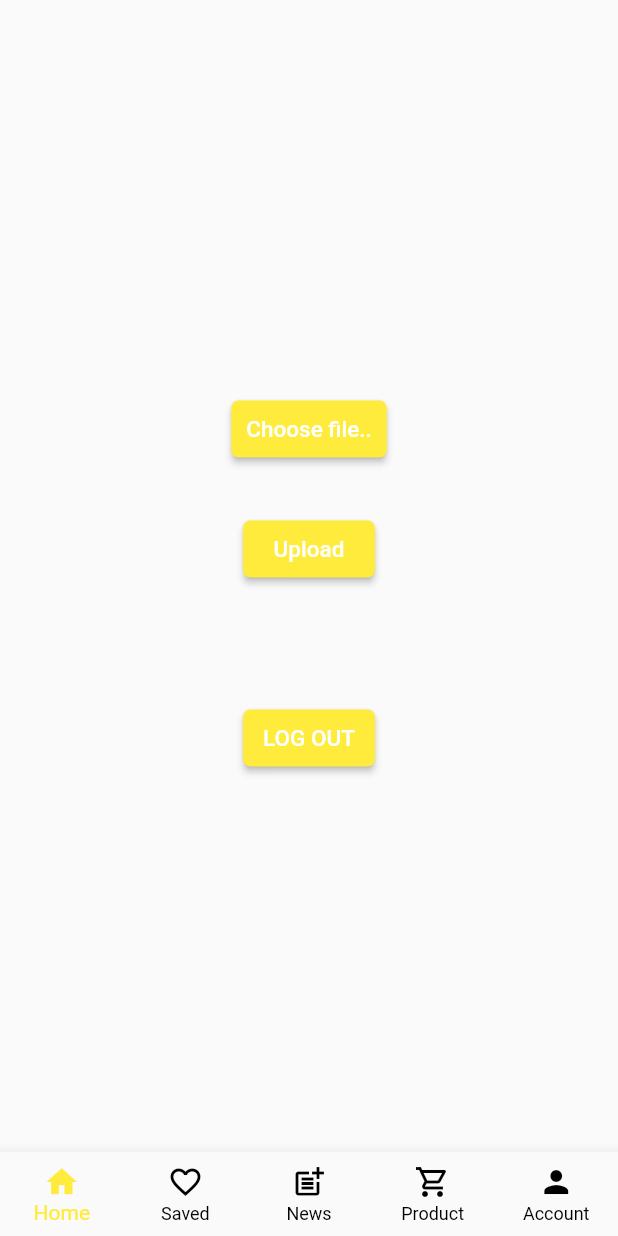
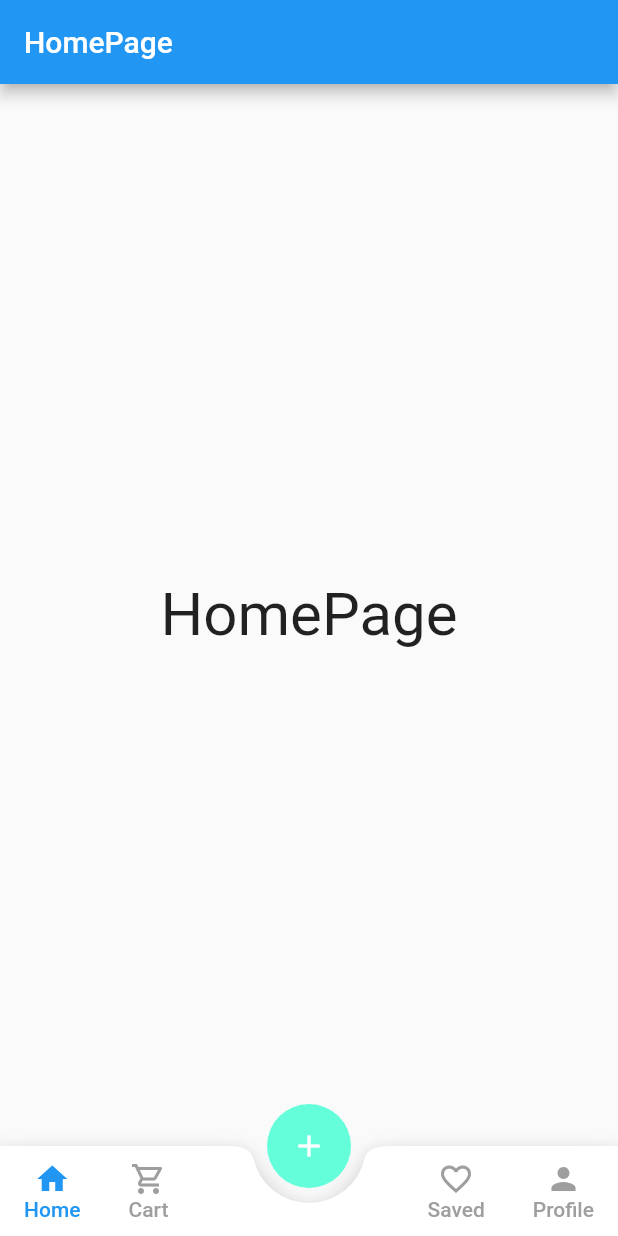
Before and after one commit to tienle07/Secondhand_app, a Flutter app: the screen it shows once a user with an empty profile is signed in, on a phone screen of 412 x 824 dp. Run offline on Flutter 3.47's test engine with Material 2 defaults, Android fonts, the phone set to English and light mode, and no system bars; our stand-ins replace file_picker, firebase_auth, firebase_core, firebase_messaging, firebase_storage, flutter_signin_button and 1 more; accounts and stored records are empty.

Commit message:
update navigation bar and add page

```diff
--- a/lib/authentication/auth_service.dart
+++ b/lib/authentication/auth_service.dart
@@ -1,8 +1,9 @@
 import 'package:firebase_auth/firebase_auth.dart';
 import 'package:flutter/cupertino.dart';
 import 'package:google_sign_in/google_sign_in.dart';
-import 'package:second_hand_app/pages/home_page.dart';
-import 'package:second_hand_app/pages/login.dart';
+import 'package:second_hand_app/pages/home.dart';
+import 'package:second_hand_app/user/user_main.dart';
+import 'package:second_hand_app/user/login.dart';
 
 class AuthService {
 
@@ -31,7 +32,7 @@ class AuthService {
         stream: FirebaseAuth.instance.authStateChanges(),
         builder: (BuildContext context, snapshot) {
           if (snapshot.hasData) {
-            return HomePage();
+            return const UserMain();
           } else {
             return const LoginPage();
           }
--- a/lib/main.dart
+++ b/lib/main.dart
@@ -40,7 +40,7 @@ Future<void> main() async {
 }
 
 class MyApp extends StatelessWidget {
-  // This widget is the root of your application.
+
   @override
   Widget build(BuildContext context) {
     return MaterialApp(
--- /dev/null
+++ b/lib/pages/cart.dart
@@ -0,0 +1,20 @@
+import 'package:flutter/material.dart';
+
+class Cart extends StatefulWidget {
+  const Cart({Key? key}) : super(key: key);
+
+  @override
+  State<Cart> createState() => _CartState();
+}
+
+class _CartState extends State<Cart> {
+  @override
+  Widget build(BuildContext context) {
+    return Scaffold(
+      appBar: AppBar(title: const Text('Cart')),
+      body: const Center(
+        child: Text('Cart', style: TextStyle(fontSize: 40)),
+      ),
+    );
+  }
+}
--- /dev/null
+++ b/lib/pages/home.dart
@@ -0,0 +1,21 @@
+
+import 'package:flutter/material.dart';
+
+class HomePage extends StatefulWidget {
+  const HomePage({Key? key}) : super(key: key);
+
+  @override
+  State<HomePage> createState() => _HomeState();
+}
+
+class _HomeState extends State<HomePage> {
+  @override
+  Widget build(BuildContext context) {
+    return Scaffold(
+      appBar: AppBar(title: const Text('HomePage')),
+      body: const Center(
+        child: Text('HomePage', style: TextStyle(fontSize: 40)),
+      ),
+    );
+  }
+}
--- a/lib/pages/home_page.dart
+++ b/lib/pages/profile.dart
@@ -1,18 +1,19 @@
 import 'dart:io';
-
 import 'package:file_picker/file_picker.dart';
 import 'package:firebase_auth/firebase_auth.dart';
+import 'package:firebase_storage/firebase_storage.dart';
 import 'package:flutter/material.dart';
-
-import 'package:firebase_storage/firebase_storage.dart';
 import 'package:second_hand_app/authentication/auth_service.dart';
 
-class HomePage extends StatefulWidget {
+class Profile extends StatefulWidget {
+  const Profile({Key? key}) : super(key: key);
+
   @override
-  _HomePageState createState() => _HomePageState();
+  State<Profile> createState() => _ProfileState();
 }
 
-class _HomePageState extends State<HomePage> {
+class _ProfileState extends State<Profile> {
+
   final user = FirebaseAuth.instance.currentUser;
   PlatformFile? pickedFile;
   UploadTask? uploadTask;
@@ -38,14 +39,15 @@ class _HomePageState extends State<HomePage> {
 
   @override
   Widget build(BuildContext context) {
+    // return Scaffold(
+    //   appBar: AppBar(title: const Text('Profile Screens')),
+    //   body: const Center(
+    //     child: Text('Profile Screen', style: TextStyle(fontSize: 40)),
+    //   ),
+    // );
+
     return Scaffold(
-      // appBar: AppBar(
-      //   title: Row(
-      //     mainAxisAlignment: MainAxisAlignment.spaceBetween,
-      //     children: [
-      //       const Text("Welcome User"),
-      //    ),
-      // ),
+
       body: Center(
         child: Column(
           mainAxisAlignment: MainAxisAlignment.center,
@@ -120,40 +122,11 @@ class _HomePageState extends State<HomePage> {
               ),
               onPressed: () {
                 AuthService().signOut();
-              },
+               },
             ),
           ],
         ),
       ),
-      bottomNavigationBar: BottomNavigationBar(
-        type: BottomNavigationBarType.fixed,
-        items: const <BottomNavigationBarItem>[
-          BottomNavigationBarItem(
-            icon: Icon(Icons.home),
-            label: 'Home',
-          ),
-          BottomNavigationBarItem(
-            icon: Icon(Icons.favorite_border),
-            label: 'Saved',
-          ),
-          BottomNavigationBarItem(
-            icon: Icon(Icons.post_add_outlined),
-            label: 'News',
-          ),
-          BottomNavigationBarItem(
-            icon: Icon(Icons.shopping_cart_outlined),
-            label: 'Product',
-          ),
-          BottomNavigationBarItem(
-            icon: Icon(Icons.person),
-            label: 'Account',
-          ),
-        ],
-        //currentIndex: _selectedIndex,
-        selectedItemColor: Colors.yellow,
-        unselectedItemColor: Colors.black,
-        //onTap: _onItemTapped,
-      ),
     );
   }
 }
--- /dev/null
+++ b/lib/user/user_main.dart
@@ -0,0 +1,321 @@
+import 'package:flutter/material.dart';
+import 'package:second_hand_app/pages/cart.dart';
+import 'package:second_hand_app/pages/home.dart';
+import 'package:second_hand_app/pages/profile.dart';
+import 'package:second_hand_app/pages/saved.dart';
+
+class UserMain extends StatefulWidget {
+  const UserMain({Key? key}) : super(key: key);
+
+  @override
+  State<UserMain> createState() => _UserMainState();
+}
+
+class _UserMainState extends State<UserMain> {
+  int currentTab = 0;
+  final List<Widget> screens = [
+    const HomePage(),
+    const Cart(),
+    const Saved(),
+    const Profile(),
+  ];
+  final PageStorageBucket bucket = PageStorageBucket();
+  Widget currentScreen = const HomePage();
+
+  @override
+  Widget build(BuildContext context) {
+    return Scaffold(
+      body: PageStorage(
+        bucket: bucket,
+        child: currentScreen,
+      ),
+      floatingActionButton: FloatingActionButton(
+        backgroundColor: Colors.tealAccent,
+        splashColor: Colors.amberAccent,
+        onPressed: () {},
+        elevation: 0,
+        child: const Icon(Icons.add),
+      ),
+      floatingActionButtonLocation: FloatingActionButtonLocation.centerDocked,
+      bottomNavigationBar: BottomAppBar(
+        shape: const CircularNotchedRectangle(),
+        notchMargin: 10,
+        child: SizedBox(
+          height: 60,
+          child: Row(
+            mainAxisAlignment: MainAxisAlignment.spaceBetween,
+            children: <Widget>[
+              Row(
+                crossAxisAlignment: CrossAxisAlignment.start,
+                children: [
+                  MaterialButton(
+                    minWidth: 40,
+                    onPressed: () {
+                      setState(() {
+                        currentScreen = const HomePage();
+                        currentTab = 0;
+                      });
+                    },
+                    child: Column(
+                      mainAxisAlignment: MainAxisAlignment.center,
+                      children: [
+                        Icon(
+                          Icons.home,
+                          color: currentTab == 0 ? Colors.blue : Colors.grey,
+                        ),
+                        Text(
+                          'Home',
+                          style: TextStyle(
+                              color:
+                                  currentTab == 0 ? Colors.blue : Colors.grey),
+                        )
+                      ],
+                    ),
+                  ),
+                  MaterialButton(
+                    minWidth: 40,
+                    onPressed: () {
+                      setState(() {
+                        currentScreen = const Cart();
+                        currentTab = 1;
+                      });
+                    },
+                    child: Column(
+                      mainAxisAlignment: MainAxisAlignment.center,
+                      children: [
+                        Icon(
+                          Icons.shopping_cart_outlined,
+                          color: currentTab == 1 ? Colors.blue : Colors.grey,
+                        ),
+                        Text(
+                          'Cart',
+                          style: TextStyle(
+                              color:
+                                  currentTab == 1 ? Colors.blue : Colors.grey),
+                        )
+                      ],
+                    ),
+                  )
+                ],
+              ),
+              // Right Tab Bar Icons
+              Row(
+                crossAxisAlignment: CrossAxisAlignment.start,
+                children: [
+                  MaterialButton(
+                    minWidth: 40,
+                    onPressed: () {
+                      setState(() {
+                        currentScreen = const Saved();
+                        currentTab = 2;
+                      });
+                    },
+                    child: Column(
+                      mainAxisAlignment: MainAxisAlignment.center,
+                      children: [
+                        Icon(
+                          Icons.favorite_border,
+                          color: currentTab == 2 ? Colors.blue : Colors.grey,
+                        ),
+                        Text(
+                          'Saved',
+                          style: TextStyle(
+                              color:
+                                  currentTab == 2 ? Colors.blue : Colors.grey),
+                        )
+                      ],
+                    ),
+                  ),
+                  MaterialButton(
+                    minWidth: 40,
+                    onPressed: () {
+                      setState(() {
+                        currentScreen = const Profile();
+                        currentTab = 3;
+                      });
+                    },
+                    child: Column(
+                      mainAxisAlignment: MainAxisAlignment.center,
+                      children: [
+                        Icon(
+                          Icons.person,
+                          color: currentTab == 3 ? Colors.blue : Colors.grey,
+                        ),
+                        Text(
+                          'Profile',
+                          style: TextStyle(
+                              color:
+                                  currentTab == 3 ? Colors.blue : Colors.grey),
+                        )
+                      ],
+                    ),
+                  )
+                ],
+              )
+            ],
+          ),
+        ),
+      ),
+    );
+  }
+}
+
+// import 'dart:io';
+//
+// import 'package:file_picker/file_picker.dart';
+// import 'package:firebase_auth/firebase_auth.dart';
+// import 'package:flutter/material.dart';
+//
+// import 'package:firebase_storage/firebase_storage.dart';
+// import 'package:second_hand_app/authentication/auth_service.dart';
+//
+// class HomePage extends StatefulWidget {
+//   @override
+//   _HomePageState createState() => _HomePageState();
+// }
+//
+// class _HomePageState extends State<HomePage> {
+//   final user = FirebaseAuth.instance.currentUser;
+//   PlatformFile? pickedFile;
+//   UploadTask? uploadTask;
+//
+//   Future selectFile() async {
+//     final result = await FilePicker.platform.pickFiles();
+//     if (result == null) return;
+//     setState(() {
+//       pickedFile = result.files.first;
+//     });
+//   }
+//
+//   Future uploadFile() async {
+//     final path = 'assets/images/avatar/${pickedFile!.name}';
+//     final file = File(pickedFile!.path!);
+//     final ref = FirebaseStorage.instance.ref().child(path);
+//     ref.putFile(file);
+//     final snapshot = await uploadTask!.whenComplete(() {});
+//     final urlDownload = await snapshot.ref.getDownloadURL();
+//     print('Download Link: $urlDownload');
+//   }
+//
+//
+//   @override
+//   Widget build(BuildContext context) {
+//     return Scaffold(
+//       // appBar: AppBar(
+//       //   title: Row(
+//       //     mainAxisAlignment: MainAxisAlignment.spaceBetween,
+//       //     children: [
+//       //       const Text("Welcome User"),
+//       //    ),
+//       // ),
+//       body: Center(
+//         child: Column(
+//           mainAxisAlignment: MainAxisAlignment.center,
+//           children: [
+//             if (pickedFile != null)
+//               Expanded(
+//                 child: Container(
+//                   color: Colors.blue[100],
+//                   child: Image.file(
+//                     File(pickedFile!.path!),
+//                     width: double.infinity,
+//                     fit: BoxFit.cover,
+//                   ),
+//                 ),
+//               ),
+//             const SizedBox(
+//               height: 10,
+//             ),
+//             MaterialButton(
+//               padding: const EdgeInsets.all(10),
+//               color: Colors.yellow,
+//               shape: RoundedRectangleBorder(
+//                   borderRadius: BorderRadius.circular(5)),
+//               onPressed: selectFile,
+//               child: const Text(
+//                 'Choose file..',
+//                 style: TextStyle(color: Colors.white, fontSize: 15),
+//               ),
+//             ),
+//             const SizedBox(
+//               height: 32,
+//             ),
+//             MaterialButton(
+//               padding: const EdgeInsets.all(10),
+//               color: Colors.yellow,
+//               shape: RoundedRectangleBorder(
+//                   borderRadius: BorderRadius.circular(5)),
+//               onPressed: uploadFile,
+//               child: const Text(
+//                 'Upload',
+//                 style: TextStyle(color: Colors.white, fontSize: 15),
+//               ),
+//             ),
+//             Text(
+//               FirebaseAuth.instance.currentUser!.displayName!,
+//               style: const TextStyle(
+//                   fontSize: 30,
+//                   fontWeight: FontWeight.bold,
+//                   color: Colors.black87),
+//             ),
+//             const SizedBox(
+//               height: 10,
+//             ),
+//             Text(
+//               FirebaseAuth.instance.currentUser!.email!,
+//               style: const TextStyle(
+//                   fontSize: 20,
+//                   fontWeight: FontWeight.bold,
+//                   color: Colors.black87),
+//             ),
+//             const SizedBox(
+//               height: 10,
+//             ),
+//             MaterialButton(
+//               padding: const EdgeInsets.all(10),
+//               color: Colors.yellow,
+//               shape: RoundedRectangleBorder(
+//                   borderRadius: BorderRadius.circular(5)),
+//               child: const Text(
+//                 'LOG OUT',
+//                 style: TextStyle(color: Colors.white, fontSize: 15),
+//               ),
+//               onPressed: () {
+//                 AuthService().signOut();
+//               },
+//             ),
+//           ],
+//         ),
+//       ),
+//       bottomNavigationBar: BottomNavigationBar(
+//         type: BottomNavigationBarType.fixed,
+//         items: const <BottomNavigationBarItem>[
+//           BottomNavigationBarItem(
+//             icon: Icon(Icons.home),
+//             label: 'Home',
+//           ),
+//           BottomNavigationBarItem(
+//             icon: Icon(Icons.favorite_border),
+//             label: 'Saved',
+//           ),
+//           BottomNavigationBarItem(
+//             icon: Icon(Icons.post_add_outlined),
+//             label: 'News',
+//           ),
+//           BottomNavigationBarItem(
+//             icon: Icon(Icons.shopping_cart_outlined),
+//             label: 'Product',
+//           ),
+//           BottomNavigationBarItem(
+//             icon: Icon(Icons.person),
+//             label: 'Account',
+//           ),
+//         ],
+//         //currentIndex: _selectedIndex,
+//         selectedItemColor: Colors.yellow,
+//         unselectedItemColor: Colors.black,
+//         //onTap: _onItemTapped,
+//       ),
+//     );
+//   }
+// }
```
Also changed, not shown: lib/pages/saved.dart (added, +21 -0 lines), lib/user/login.dart (renamed from lib/pages/login.dart, +28 -18 lines), lib/user/signup.dart (renamed from lib/pages/signup.dart, +6 -3 lines).
